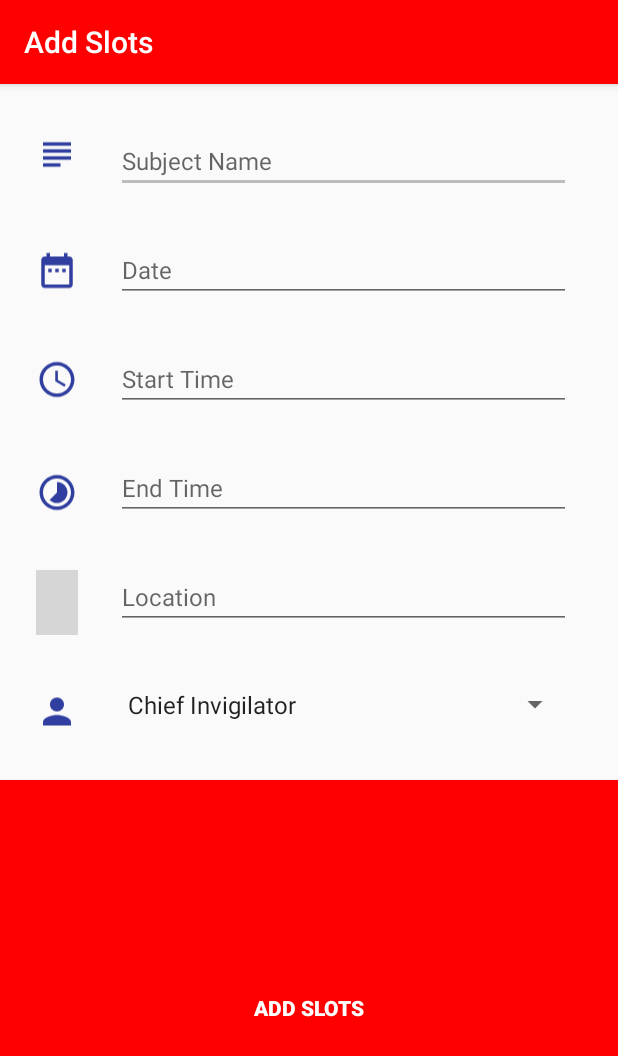
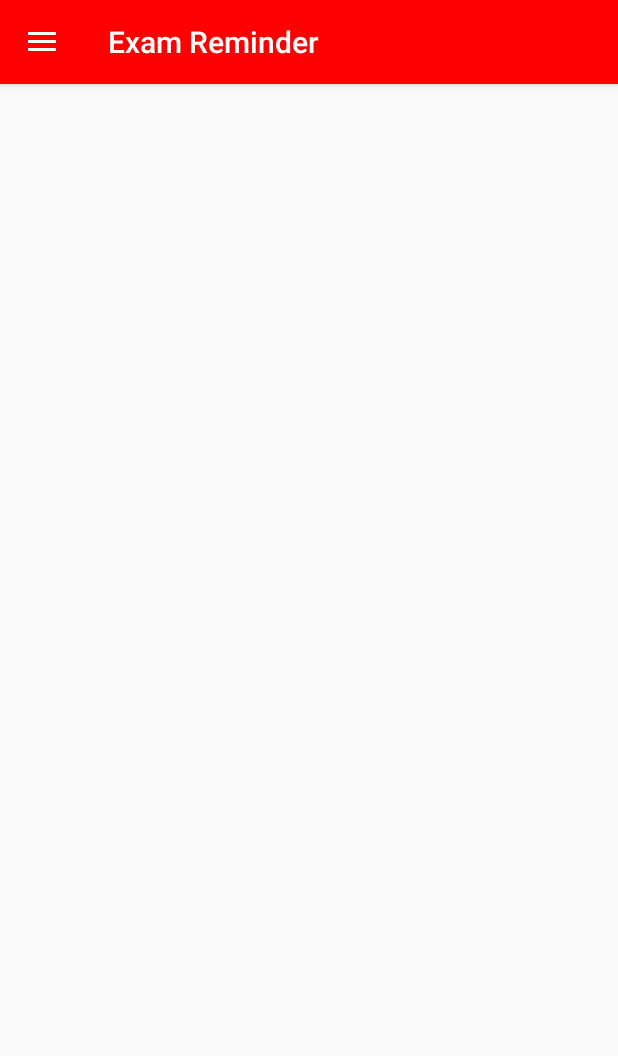
Before and after one commit to vegnish/Exam-Reminder-Mobile-Application, an Android app: the screen it shows after launch (AddSlots before the commit, Home after it), on a phone screen of 412 x 824 dp. Shown: the top 1056 px of the screen. Run offline under Robolectric (Android 15) with nearby library versions, the phone set to English and light mode, and no system bars; grey boxes are pictures that could not be loaded.

Commit message:
working navDrawer

```diff
--- a/app/src/main/java/com/example/vegnish/assignment1/Home.java
+++ b/app/src/main/java/com/example/vegnish/assignment1/Home.java
@@ -1,13 +1,74 @@
 package com.example.vegnish.assignment1;
 
+import android.content.Intent;
+import android.support.annotation.NonNull;
+import android.support.design.widget.NavigationView;
+import android.support.v4.view.GravityCompat;
+import android.support.v4.widget.DrawerLayout;
+import android.support.v7.app.ActionBarDrawerToggle;
 import android.support.v7.app.AppCompatActivity;
 import android.os.Bundle;
+import android.support.v7.widget.Toolbar;
+import android.view.MenuItem;
 
-public class Home extends AppCompatActivity {
+public class Home extends AppCompatActivity implements NavigationView.OnNavigationItemSelectedListener {
+    private DrawerLayout drawer;
 
     @Override
     protected void onCreate(Bundle savedInstanceState) {
         super.onCreate(savedInstanceState);
         setContentView(R.layout.activity_home);
+
+        Toolbar toolbar =findViewById(R.id.toolbar);
+        setSupportActionBar(toolbar);
+
+        drawer = findViewById(R.id.drawer_layout);
+        NavigationView navigationView = findViewById(R.id.nav_view);
+        navigationView.setNavigationItemSelectedListener(this);
+
+        ActionBarDrawerToggle toggle = new ActionBarDrawerToggle(this, drawer, toolbar,
+                R.string.navigation_drawer_open, R.string.navigation_drawer_close);
+        drawer.addDrawerListener(toggle);
+        toggle.syncState();
+
+    }
+
+    @Override
+    public boolean onNavigationItemSelected(@NonNull MenuItem item) {
+        switch (item.getItemId()){
+            case R.id.nav_home:
+                Intent intent_home = new Intent(this, Home.class);
+                this.startActivity(intent_home);
+                break;
+            case R.id.nav_addslot:
+                Intent intent = new Intent(this, AddSlots.class);
+                this.startActivity(intent);
+                break;
+            case R.id.nav_viewslot:
+                Intent intent_viewSlots = new Intent(this, ViewSlots.class);
+                this.startActivity(intent_viewSlots);
+                break;
+            case R.id.nav_aboutus:
+                getSupportFragmentManager().beginTransaction().replace(R.id.fragment_container,
+                        new AboutusFragment()).commit();
+                break;
+            case R.id.nav_help:
+                getSupportFragmentManager().beginTransaction().replace(R.id.fragment_container,
+                        new HelpFragment()).commit();
+                break;
+        }
+
+        drawer.closeDrawer(GravityCompat.START);
+
+        return true;
+    }
+
+    @Override
+    public void onBackPressed() {
+        if (drawer.isDrawerOpen(GravityCompat.START)) {
+            drawer.closeDrawer(GravityCompat.START);
+        } else{
+            super.onBackPressed();
+        }
     }
 }
--- a/app/src/main/java/com/example/vegnish/assignment1/MainActivity.java
+++ b/app/src/main/java/com/example/vegnish/assignment1/MainActivity.java
@@ -15,7 +15,7 @@ public class MainActivity extends AppCompatActivity {
         new Handler().postDelayed(new Runnable(){
             @Override
             public void run(){
-                Intent homeIntent = new Intent(MainActivity.this, AddSlots.class);
+                Intent homeIntent = new Intent(MainActivity.this, Home.class);
                 startActivity(homeIntent);
                 finish();
             }
--- /dev/null
+++ b/app/src/main/res/drawable/ic_aboutus.xml
@@ -0,0 +1,9 @@
+<vector xmlns:android="http://schemas.android.com/apk/res/android"
+        android:width="24dp"
+        android:height="24dp"
+        android:viewportWidth="24.0"
+        android:viewportHeight="24.0">
+    <path
+        android:fillColor="#FF000000"
+        android:pathData="M11.99,2C6.47,2 2,6.48 2,12s4.47,10 9.99,10C17.52,22 22,17.52 22,12S17.52,2 11.99,2zM12,20c-4.42,0 -8,-3.58 -8,-8s3.58,-8 8,-8 8,3.58 8,8 -3.58,8 -8,8zM15.5,11c0.83,0 1.5,-0.67 1.5,-1.5S16.33,8 15.5,8 14,8.67 14,9.5s0.67,1.5 1.5,1.5zM8.5,11c0.83,0 1.5,-0.67 1.5,-1.5S9.33,8 8.5,8 7,8.67 7,9.5 7.67,11 8.5,11zM12,17.5c2.33,0 4.31,-1.46 5.11,-3.5L6.89,14c0.8,2.04 2.78,3.5 5.11,3.5z"/>
+</vector>
--- /dev/null
+++ b/app/src/main/res/drawable/ic_addslot.xml
@@ -0,0 +1,9 @@
+<vector xmlns:android="http://schemas.android.com/apk/res/android"
+        android:width="24dp"
+        android:height="24dp"
+        android:viewportWidth="24.0"
+        android:viewportHeight="24.0">
+    <path
+        android:fillColor="#FF000000"
+        android:pathData="M20,6h-8l-2,-2L4,4c-1.11,0 -1.99,0.89 -1.99,2L2,18c0,1.11 0.89,2 2,2h16c1.11,0 2,-0.89 2,-2L22,8c0,-1.11 -0.89,-2 -2,-2zM19,14h-3v3h-2v-3h-3v-2h3L14,9h2v3h3v2z"/>
+</vector>
--- /dev/null
+++ b/app/src/main/res/drawable/ic_announcement.xml
@@ -0,0 +1,9 @@
+<vector xmlns:android="http://schemas.android.com/apk/res/android"
+        android:width="24dp"
+        android:height="24dp"
+        android:viewportWidth="24.0"
+        android:viewportHeight="24.0">
+    <path
+        android:fillColor="#FF000000"
+        android:pathData="M20,2L4,2c-1.1,0 -1.99,0.9 -1.99,2L2,22l4,-4h14c1.1,0 2,-0.9 2,-2L22,4c0,-1.1 -0.9,-2 -2,-2zM13,11h-2L11,5h2v6zM13,15h-2v-2h2v2z"/>
+</vector>
--- /dev/null
+++ b/app/src/main/res/drawable/ic_help.xml
@@ -0,0 +1,9 @@
+<vector xmlns:android="http://schemas.android.com/apk/res/android"
+        android:width="24dp"
+        android:height="24dp"
+        android:viewportWidth="24.0"
+        android:viewportHeight="24.0">
+    <path
+        android:fillColor="#FF000000"
+        android:pathData="M19,2L5,2c-1.11,0 -2,0.9 -2,2v14c0,1.1 0.89,2 2,2h4l3,3 3,-3h4c1.1,0 2,-0.9 2,-2L21,4c0,-1.1 -0.9,-2 -2,-2zM13,18h-2v-2h2v2zM15.07,10.25l-0.9,0.92C13.45,11.9 13,12.5 13,14h-2v-0.5c0,-1.1 0.45,-2.1 1.17,-2.83l1.24,-1.26c0.37,-0.36 0.59,-0.86 0.59,-1.41 0,-1.1 -0.9,-2 -2,-2s-2,0.9 -2,2L8,8c0,-2.21 1.79,-4 4,-4s4,1.79 4,4c0,0.88 -0.36,1.68 -0.93,2.25z"/>
+</vector>
--- /dev/null
+++ b/app/src/main/res/drawable/ic_home.xml
@@ -0,0 +1,9 @@
+<vector xmlns:android="http://schemas.android.com/apk/res/android"
+        android:width="24dp"
+        android:height="24dp"
+        android:viewportWidth="24.0"
+        android:viewportHeight="24.0">
+    <path
+        android:fillColor="#FF000000"
+        android:pathData="M10,20v-6h4v6h5v-8h3L12,3 2,12h3v8z"/>
+</vector>
--- /dev/null
+++ b/app/src/main/res/drawable/ic_viewslot.xml
@@ -0,0 +1,9 @@
+<vector xmlns:android="http://schemas.android.com/apk/res/android"
+        android:width="24dp"
+        android:height="24dp"
+        android:viewportWidth="24.0"
+        android:viewportHeight="24.0">
+    <path
+        android:fillColor="#FF000000"
+        android:pathData="M11.5,9C10.12,9 9,10.12 9,11.5s1.12,2.5 2.5,2.5 2.5,-1.12 2.5,-2.5S12.88,9 11.5,9zM20,4L4,4c-1.1,0 -2,0.9 -2,2v12c0,1.1 0.9,2 2,2h16c1.1,0 2,-0.9 2,-2L22,6c0,-1.1 -0.9,-2 -2,-2zM16.79,18.21l-2.91,-2.91c-0.69,0.44 -1.51,0.7 -2.39,0.7C9.01,16 7,13.99 7,11.5S9.01,7 11.5,7 16,9.01 16,11.5c0,0.88 -0.26,1.69 -0.7,2.39l2.91,2.9 -1.42,1.42z"/>
+</vector>
--- a/app/src/main/res/layout/activity_home.xml
+++ b/app/src/main/res/layout/activity_home.xml
@@ -1,17 +1,43 @@
 <?xml version="1.0" encoding="utf-8"?>
-<android.support.constraint.ConstraintLayout xmlns:android="http://schemas.android.com/apk/res/android"
+<android.support.v4.widget.DrawerLayout xmlns:android="http://schemas.android.com/apk/res/android"
     xmlns:app="http://schemas.android.com/apk/res-auto"
     xmlns:tools="http://schemas.android.com/tools"
     android:layout_width="match_parent"
     android:layout_height="match_parent"
-    tools:context=".Home">
+    android:id="@+id/drawer_layout"
+    android:fitsSystemWindows="true"
+    tools:context=".MainActivity"
+    tools:openDrawer="start">
 
-    <TextView
-        android:id="@+id/textView"
+
+    <LinearLayout
+        android:layout_width="match_parent"
+        android:layout_height="match_parent"
+        android:orientation="vertical">
+
+        <android.support.v7.widget.Toolbar
+            android:layout_width="match_parent"
+            android:layout_height="?attr/actionBarSize"
+            android:background="@color/colorPrimary"
+            android:id="@+id/toolbar"
+            android:theme="@style/ThemeOverlay.AppCompat.Dark.ActionBar"
+            app:popupTheme="@style/ThemeOverlay.AppCompat.Light"
+            android:elevation="4dp"/>
+
+        <FrameLayout
+            android:id="@+id/fragment_container"
+            android:layout_width="match_parent"
+            android:layout_height="match_parent"></FrameLayout>
+
+    </LinearLayout>
+    <android.support.design.widget.NavigationView
         android:layout_width="wrap_content"
-        android:layout_height="wrap_content"
-        android:text="HOME SCREEN"
-        android:textSize="30sp"
-        tools:layout_editor_absoluteX="91dp"
-        tools:layout_editor_absoluteY="300dp" />
-</android.support.constraint.ConstraintLayout>
+        android:layout_height="match_parent"
+        android:layout_gravity="start"
+        android:id="@+id/nav_view"
+        app:headerLayout="@layout/nav_header"
+        app:menu="@menu/drawer_menu"/>
+
+
+
+</android.support.v4.widget.DrawerLayout>
--- /dev/null
+++ b/app/src/main/res/menu/drawer_menu.xml
@@ -0,0 +1,38 @@
+<?xml version="1.0" encoding="utf-8"?>
+<menu xmlns:android="http://schemas.android.com/apk/res/android"
+    xmlns:tools="http://schemas.android.com/tools"
+    tools:showIn="navigation_view">
+
+    <group android:checkableBehavior="single">
+        <item android:id="@+id/nav_home"
+            android:icon="@drawable/ic_home"
+            android:title="Home Page"/>
+
+        <item android:id="@+id/nav_addslot"
+            android:icon="@drawable/ic_addslot"
+            android:title="Add Slot"/>
+
+
+        <item android:id="@+id/nav_viewslot"
+            android:icon="@drawable/ic_viewslot"
+            android:title="View Slot"/>
+
+        <item android:id="@+id/nav_announcement"
+            android:icon="@drawable/ic_announcement"
+            android:title="Announcement"/>
+
+    </group>
+    <item android:title="Additional Info">
+    <menu>
+
+        <item android:id="@+id/nav_aboutus"
+            android:icon="@drawable/ic_aboutus"
+            android:title="About"/>
+
+        <item android:id="@+id/nav_help"
+            android:icon="@drawable/ic_help"
+            android:title="Help"/>
+    </menu>
+    </item>
+
+</menu>
--- a/app/src/main/res/values/strings.xml
+++ b/app/src/main/res/values/strings.xml
@@ -1,4 +1,8 @@
 <resources>
     <string name="app_name">Exam Reminder</string>
     <string name="add_slots_title">Add Slots</string>
+    <string name="navigation_drawer_open">Open navigation drawer</string>
+    <string name="navigation_drawer_close">Close navigation drawer</string>
+
+
 </resources>
--- a/app/src/main/res/values/styles.xml
+++ b/app/src/main/res/values/styles.xml
@@ -8,4 +8,9 @@
         <item name="colorAccent">@color/colorAccent</item>
         <!--<item name="cardViewStyle">@style/CardView</item>-->
     </style>
+
+    <style name="AppTheme.NoActionBar">
+        <item name="windowActionBar">false</item>
+        <item name="windowNoTitle">true</item>
+    </style>
 </resources>
```
Also changed, not shown: app/src/main/AndroidManifest.xml (+3 -5 lines), app/src/main/java/com/example/vegnish/assignment1/AboutusFragment.java (added, +17 -0 lines), app/src/main/java/com/example/vegnish/assignment1/HelpFragment.java (added, +17 -0 lines), app/src/main/res/drawable/ic_history.xml (added, +9 -0 lines), app/src/main/res/layout/activity_add_slots.xml (+10 -0 lines), app/src/main/res/layout/fragment_aboutus.xml (added, +130 -0 lines), app/src/main/res/layout/fragment_help.xml (added, +154 -0 lines), app/src/main/res/layout/nav_header.xml (added, +20 -0 lines).
